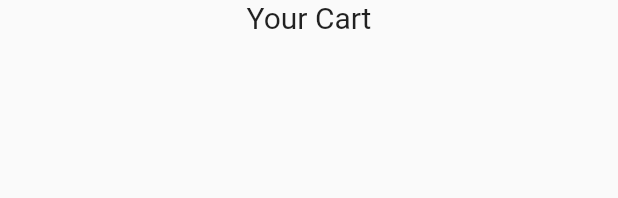
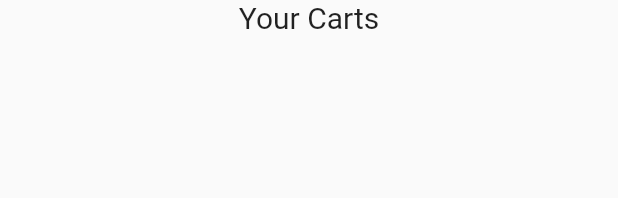
Before and after one commit to chhannyvichhai/coffee-project, a Flutter app: the CartPage widget shown alone on an empty page, opened directly, on a phone screen of 412 x 824 dp. Shown: the top 198 px of the screen. Run offline on Flutter 3.47's test engine with Material 2 defaults, Android fonts, the phone set to English and light mode, and no system bars; our stand-ins replace google_nav_bar.

Commit message:
update code

```diff
--- a/lib/components/bottom_nav_bar.dart
+++ b/lib/components/bottom_nav_bar.dart
@@ -2,8 +2,8 @@ import 'package:flutter/material.dart';
 import 'package:google_nav_bar/google_nav_bar.dart';
 
 class MyBottomNavBar extends StatelessWidget {
-  void Function(int)? onTabChange;
-   MyBottomNavBar({super.key, required this.onTabChange});
+  final void Function(int)? onTabChange;
+   const MyBottomNavBar({super.key, required this.onTabChange});
 
   @override
   Widget build(BuildContext context) {
--- a/lib/pages/cart_page.dart
+++ b/lib/pages/cart_page.dart
@@ -31,7 +31,7 @@ class _CartPageState extends State<CartPage> {
       builder: (context, value, child) =>SafeArea(
       child: Column(
         children: [
-          Text("Your Cart",
+         const Text("Your Carts",
           style: TextStyle(fontSize: 20,),
         ),
 
```
